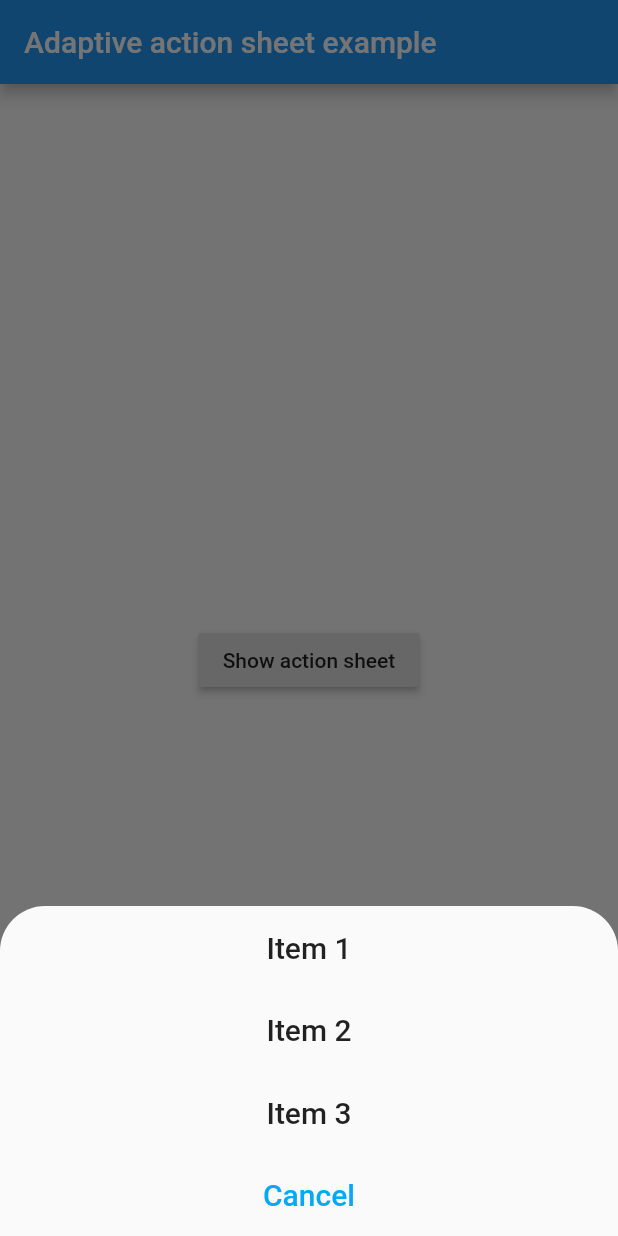
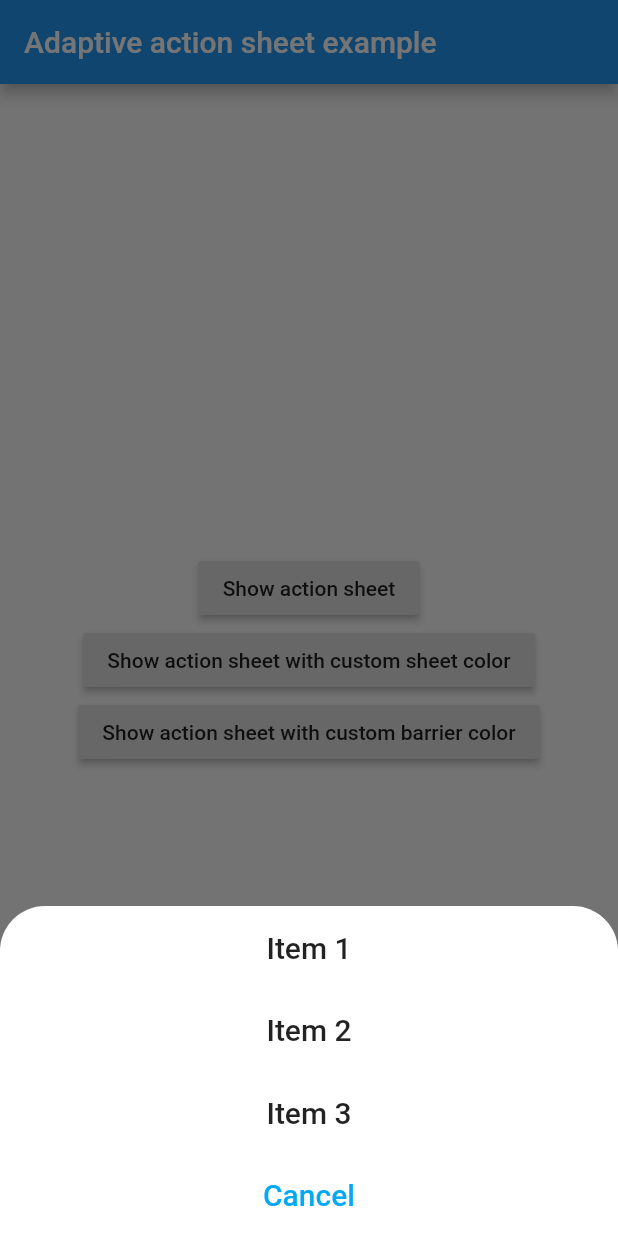
Before and after one commit to Daniel-Ioannou/flutter_adaptive_action_sheet, a Flutter app: the screen it shows after launch, after a tap on "Show action sheet", on a phone screen of 412 x 824 dp. Run offline on Flutter 3.47's test engine with Material 2 defaults, Android fonts, the phone set to English and light mode, and no system bars.

Commit message:
Add option to customize colors via bottomSheetColor and barrierColor. Update example showcasing the new option.

```diff
--- a/example/lib/main.dart
+++ b/example/lib/main.dart
@@ -1,5 +1,6 @@
 import 'package:adaptive_action_sheet/adaptive_action_sheet.dart';
 import 'package:flutter/material.dart';
+import 'package:flutter/widgets.dart';
 
 void main() {
   runApp(MyApp());
@@ -34,7 +35,10 @@ class _MyHomePageState extends State<MyHomePage> {
         title: const Text('Adaptive action sheet example'),
       ),
       body: Center(
-        child: RaisedButton(
+        child: Column(
+          mainAxisAlignment: MainAxisAlignment.center,
+          children: [
+            RaisedButton(
               onPressed: () {
                 showAdaptiveActionSheet(
                   context: context,
@@ -48,6 +52,38 @@ class _MyHomePageState extends State<MyHomePage> {
               },
               child: const Text('Show action sheet'),
             ),
+            RaisedButton(
+              onPressed: () {
+                showAdaptiveActionSheet(
+                  context: context,
+                  bottomSheetColor: Colors.greenAccent,
+                  actions: <BottomSheetAction>[
+                    BottomSheetAction(title: 'Item 1', onPressed: () {}),
+                    BottomSheetAction(title: 'Item 2', onPressed: () {}),
+                    BottomSheetAction(title: 'Item 3', onPressed: () {}),
+                  ],
+                  cancelAction: CancelAction(title: 'Cancel'),
+                );
+              },
+              child: const Text('Show action sheet with custom sheet color'),
+            ),
+            RaisedButton(
+              onPressed: () {
+                showAdaptiveActionSheet(
+                  context: context,
+                  barrierColor: Colors.greenAccent[200].withOpacity(0.5),
+                  actions: <BottomSheetAction>[
+                    BottomSheetAction(title: 'Item 1', onPressed: () {}),
+                    BottomSheetAction(title: 'Item 2', onPressed: () {}),
+                    BottomSheetAction(title: 'Item 3', onPressed: () {}),
+                  ],
+                  cancelAction: CancelAction(title: 'Cancel'),
+                );
+              },
+              child: const Text('Show action sheet with custom barrier color'),
+            ),
+          ],
+        ),
       ),
     );
   }
--- a/lib/src/bottom_sheet_alert.dart
+++ b/lib/src/bottom_sheet_alert.dart
@@ -10,21 +10,26 @@ Future<T> showAdaptiveActionSheet<T>({
   @required BuildContext context,
   @required List<BottomSheetAction> actions,
   CancelAction cancelAction,
+  Color barrierColor,
+  Color bottomSheetColor,
 }) async {
   assert(context != null);
   assert(actions != null);
-  return _show<T>(context, actions, cancelAction);
+  assert(barrierColor != Colors.transparent, 'The barrier color cannot be transparent.');
+  return _show<T>(context, actions, cancelAction, barrierColor, bottomSheetColor);
 }
 
 Future<T> _show<T>(
   BuildContext context,
   List<BottomSheetAction> actions,
   CancelAction cancelAction,
+  Color barrierColor,
+  Color bottomSheetColor,
 ) {
   if (Platform.isIOS) {
-    return _showCupertinoBottomSheet(context, actions, cancelAction);
+    return _showCupertinoBottomSheet(context, actions, cancelAction, barrierColor, bottomSheetColor);
   } else {
-    return _showMaterialBottomSheet(context, actions, cancelAction);
+    return _showMaterialBottomSheet(context, actions, cancelAction, barrierColor, bottomSheetColor);
   }
 }
 
@@ -32,11 +37,14 @@ Future<T> _showCupertinoBottomSheet<T>(
   BuildContext context,
   List<BottomSheetAction> actions,
   CancelAction cancelAction,
+  Color bottomSheetColor,
+  Color barrierColor,
 ) {
   final _textStyle = Theme.of(context).textTheme.headline6;
   return showModalBottomSheet<T>(
     context: context,
-    backgroundColor: Colors.transparent,
+    backgroundColor: bottomSheetColor ?? Colors.transparent,
+    barrierColor: barrierColor,
     builder: (BuildContext coxt) {
       return CupertinoActionSheet(
         actions: actions.map((action) {
@@ -67,12 +75,16 @@ Future<T> _showMaterialBottomSheet<T>(
   BuildContext context,
   List<BottomSheetAction> actions,
   CancelAction cancelAction,
+  Color barrierColor,
+  Color bottomSheetColor,
 ) {
   final _textStyle = Theme.of(context).textTheme.headline6;
   return showModalBottomSheet<T>(
     context: context,
     elevation: 0,
     isScrollControlled: true,
+    backgroundColor: bottomSheetColor ?? Colors.white,
+    barrierColor: barrierColor,
     shape: const RoundedRectangleBorder(
       borderRadius: BorderRadius.only(
         topLeft: Radius.circular(30),
```
Lines whose indentation alone changed are shown as unchanged.
